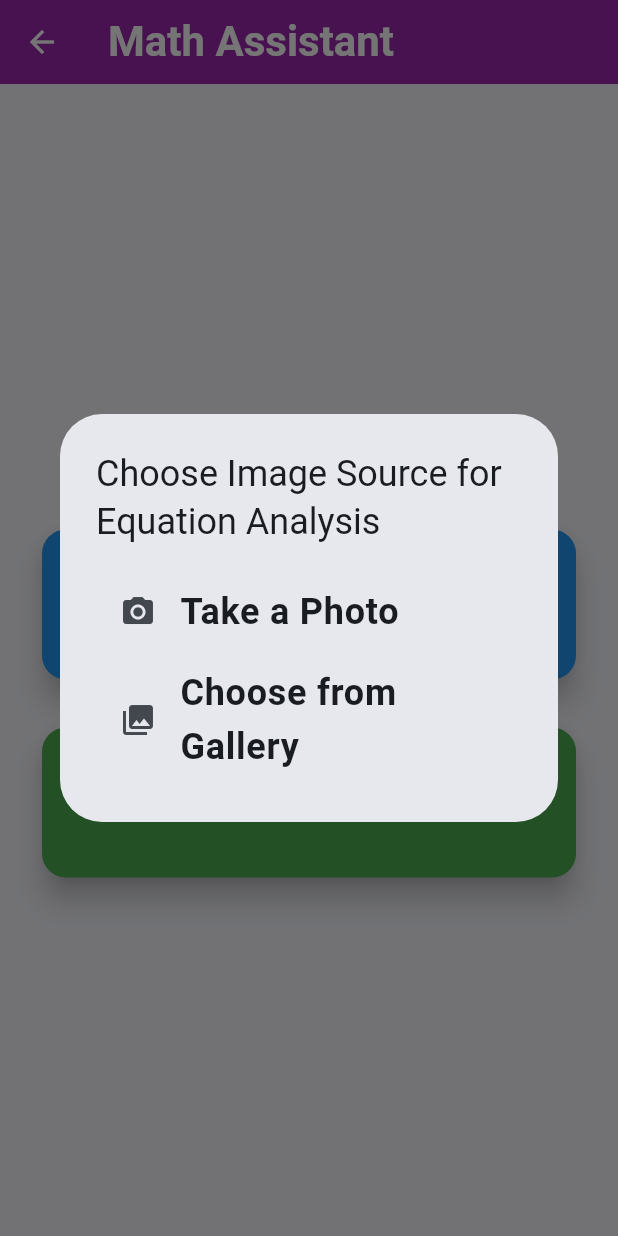
After one commit to AshwinKumarBV-git/Hackathon2025, a Flutter app: the MathScreen screen opened directly, after a tap on "Analyze Math Equation", on a phone screen of 412 x 824 dp. The commit adds this screen. Run offline on Flutter 3.47's test engine with Material 3 defaults, Android fonts, the light colour scheme and no system bars; our stand-ins replace file_picker, flutter_tts, image_picker, vibration.

Commit message:
added a new screen for analyzing math equations and plots

```diff
--- /dev/null
+++ b/myapp/lib/math_screen.dart
@@ -0,0 +1,584 @@
+import 'package:flutter/material.dart';
+import 'package:flutter_tts/flutter_tts.dart';
+import 'package:image_picker/image_picker.dart';
+import 'dart:io';
+import 'package:vibration/vibration.dart';
+import 'package:http/http.dart' as http;
+import 'dart:convert';
+import 'services/api_service.dart';
+
+class MathScreen extends StatefulWidget {
+  const MathScreen({super.key});
+
+  @override
+  State<MathScreen> createState() => _MathScreenState();
+}
+
+class _MathScreenState extends State<MathScreen> {
+  final FlutterTts _flutterTts = FlutterTts();
+  final ImagePicker _picker = ImagePicker();
+
+  // Image files for equation and plot
+  File? _equationImage;
+  File? _plotImage;
+
+  // Loading state indicators
+  bool _isEquationLoading = false;
+  bool _isPlotLoading = false;
+  bool _isProcessing = false;
+  bool _isSpeaking = false;
+
+  // Response data
+  String _responseText = '';
+  bool _hasResponse = false;
+
+  // TTS settings
+  double _speechRate = 0.5;
+  double _speechPitch = 1.0;
+
+  @override
+  void initState() {
+    super.initState();
+    _initTts();
+
+    WidgetsBinding.instance.addPostFrameCallback((_) {
+      _speak("Math Assistant screen opened. You can analyze math equations or plots from images.");
+    });
+  }
+
+  Future<void> _initTts() async {
+    try {
+      print("Initializing TTS...");
+      await _flutterTts.setLanguage("en-US");
+      await _flutterTts.setSpeechRate(_speechRate);
+      await _flutterTts.setVolume(1.0);
+      await _flutterTts.setPitch(_speechPitch);
+
+      // Add TTS completion and error handlers
+      _flutterTts.setCompletionHandler(() {
+        setState(() => _isSpeaking = false);
+        print("TTS completed");
+      });
+
+      _flutterTts.setErrorHandler((msg) {
+        setState(() => _isSpeaking = false);
+        print("TTS error: $msg");
+      });
+
+      // Set start handler
+      _flutterTts.setStartHandler(() {
+        setState(() => _isSpeaking = true);
+      });
+
+      print("TTS initialized successfully");
+    } catch (e) {
+      print("TTS initialization error: $e");
+    }
+  }
+
+  Future<void> _speak(String text) async {
+    try {
+      print("Speaking text: $text");
+      await _flutterTts.stop();
+      await _flutterTts.setSpeechRate(_speechRate);
+      await _flutterTts.setPitch(_speechPitch);
+      await _flutterTts.speak(text);
+      setState(() => _isSpeaking = true);
+    } catch (e) {
+      print("TTS Error: $e");
+    }
+  }
+
+  Future<void> _stopSpeaking() async {
+    if (_isSpeaking) {
+      await _flutterTts.stop();
+      setState(() => _isSpeaking = false);
+    }
+  }
+
+  Future<void> _adjustSpeechRate(double rate) async {
+    setState(() => _speechRate = rate);
+    await _flutterTts.setSpeechRate(rate);
+    if (_isSpeaking) {
+      // Restart speaking with new rate
+      await _flutterTts.stop();
+      await _speak(_responseText);
+    }
+  }
+
+  // Method to show image source selection dialog
+  Future<ImageSource?> _showImageSourceDialog(String purpose) async {
+    _speak("Would you like to use the camera or select from gallery?");
+
+    return showDialog<ImageSource>(
+      context: context,
+      builder: (BuildContext context) {
+        return AlertDialog(
+          semanticLabel: "Choose image source for $purpose",
+          title: Text("Choose Image Source for $purpose"),
+          content: Column(
+            mainAxisSize: MainAxisSize.min,
+            children: [
+              Semantics(
+                button: true,
+                label: "Use Camera",
+                child: ListTile(
+                  leading: const Icon(Icons.camera_alt),
+                  title: const Text("Take a Photo"),
+                  onTap: () {
+                    Navigator.of(context).pop(ImageSource.camera);
+                  },
+                ),
+              ),
+              Semantics(
+                button: true,
+                label: "Select from Gallery",
+                child: ListTile(
+                  leading: const Icon(Icons.photo_library),
+                  title: const Text("Choose from Gallery"),
+                  onTap: () {
+                    Navigator.of(context).pop(ImageSource.gallery);
+                  },
+                ),
+              ),
+            ],
+          ),
+        );
+      },
+    );
+  }
+
+  // Method to analyze math image with the backend API
+  Future<void> _analyzeMathImage(File imageFile, String type) async {
+    try {
+      // Clear any previous response data
+      setState(() {
+        _isProcessing = true;
+        _responseText = '';
+        _hasResponse = false;
+        _stopSpeaking();
+      });
+
+      _speak("Processing ${type.toLowerCase()} image. Please wait...");
+
+      // Define the API endpoint based on image type
+      final String endpoint = type == "Equation"
+          ? '${ApiService.baseUrl}/process-math-image'
+          : '${ApiService.baseUrl}/process-plot-image';
+
+      print("Sending request to: $endpoint");
+
+      // Create multipart request
+      var request = http.MultipartRequest('POST', Uri.parse(endpoint));
+
+      // Add the image file
+      request.files.add(
+        await http.MultipartFile.fromPath(
+          'file',
+          imageFile.path,
+          filename: '${type.toLowerCase()}_image.jpg',
+        ),
+      );
+
+      // Send the request
+      var streamedResponse = await request.send();
+      var response = await http.Response.fromStream(streamedResponse);
+
+      print("Response status: ${response.statusCode}");
+      print("Response body: ${response.body}");
+
+      setState(() {
+        _isProcessing = false;
+      });
+
+      if (response.statusCode == 200) {
+        try {
+          // Parse the JSON response
+          final Map<String, dynamic> data = jsonDecode(response.body);
+          final String explanation = data['explanation'] ?? 'No explanation provided';
+
+          setState(() {
+            _responseText = explanation;
+            _hasResponse = true;
+          });
+
+          // Provide haptic and auditory feedback for success
+          if (await Vibration.hasVibrator() ?? false) {
+            Vibration.vibrate(pattern: [0, 100, 50, 100]);
+          }
+
+          // Add a slight delay before speaking to ensure UI is updated
+          await Future.delayed(const Duration(milliseconds: 300));
+
+          // Speak the explanation
+          _speak("Analysis complete. $explanation");
+
+        } catch (e) {
+          setState(() {
+            _responseText = "Error parsing response: $e";
+            _hasResponse = true;
+          });
+          _speak("There was a problem understanding the server's response.");
+          print("JSON parsing error: $e");
+        }
+      } else {
+        setState(() {
+          _responseText = "Error ${response.statusCode}: ${response.reasonPhrase}";
+          _hasResponse = true;
+        });
+        _speak("There was a problem with the server. Please try again later.");
+      }
+    } catch (e) {
+      setState(() {
+        _isProcessing = false;
+        _responseText = "Network error: $e";
+        _hasResponse = true;
+      });
+      _speak("Connection error. Please check your internet connection and try again.");
+      print("Network error: $e");
+    }
+  }
+
+  // Method to pick equation image
+  Future<void> _pickEquationImage() async {
+    try {
+      final ImageSource? source = await _showImageSourceDialog("Equation Analysis");
+
+      if (source == null) {
+        _speak("Image selection cancelled");
+        return;
+      }
+
+      setState(() {
+        _isEquationLoading = true;
+      });
+
+      final XFile? image = await _picker.pickImage(
+        source: source,
+        imageQuality: 90,
+      );
+
+      setState(() {
+        _isEquationLoading = false;
+      });
+
+      if (image != null) {
+        setState(() {
+          _equationImage = File(image.path);
+          _plotImage = null; // Clear the other image if any
+        });
+        _speak("Equation image selected successfully.");
+
+        // Provide haptic feedback
+        if (await Vibration.hasVibrator() ?? false) {
+          Vibration.vibrate(duration: 200);
+        }
+
+        // Process the equation image with the backend
+        await _analyzeMathImage(_equationImage!, "Equation");
+      } else {
+        _speak("No image selected.");
+      }
+    } catch (e) {
+      setState(() {
+        _isEquationLoading = false;
+      });
+      _speak("Error selecting image: $e");
+      print("Error picking equation image: $e");
+    }
+  }
+
+  // Method to pick plot image
+  Future<void> _pickPlotImage() async {
+    try {
+      final ImageSource? source = await _showImageSourceDialog("Plot Analysis");
+
+      if (source == null) {
+        _speak("Image selection cancelled");
+        return;
+      }
+
+      setState(() {
+        _isPlotLoading = true;
+      });
+
+      final XFile? image = await _picker.pickImage(
+        source: source,
+        imageQuality: 90,
+      );
+
+      setState(() {
+        _isPlotLoading = false;
+      });
+
+      if (image != null) {
+        setState(() {
+          _plotImage = File(image.path);
+          _equationImage = null; // Clear the other image if any
+        });
+        _speak("Plot image selected successfully.");
+
+        // Provide haptic feedback
+        if (await Vibration.hasVibrator() ?? false) {
+          Vibration.vibrate(duration: 200);
+        }
+
+        // Process the plot image with the backend
+        await _analyzeMathImage(_plotImage!, "Plot");
+      } else {
+        _speak("No image selected.");
+      }
+    } catch (e) {
+      setState(() {
+        _isPlotLoading = false;
+      });
+      _speak("Error selecting image: $e");
+      print("Error picking plot image: $e");
+    }
+  }
+
+  Widget _buildAccessibleButton({
+    required String text,
+    required IconData icon,
+    required Color color,
+    required VoidCallback? onPressed,
+    required String semanticLabel,
+    required String semanticHint,
+    bool isLoading = false,
+  }) {
+    return Padding(
+      padding: const EdgeInsets.symmetric(vertical: 16.0, horizontal: 16.0),
+      child: SizedBox(
+        width: double.infinity,
+        height: 100,
+        child: Semantics(
+          label: semanticLabel,
+          hint: semanticHint,
+          button: true,
+          enabled: !isLoading && onPressed != null,
+          onTap: isLoading ? () {} : onPressed ?? () {},
+          child: ElevatedButton(
+            onPressed: isLoading ? null : onPressed,
+            style: ElevatedButton.styleFrom(
+              backgroundColor: color,
+              foregroundColor: Colors.white,
+              shape: RoundedRectangleBorder(
+                borderRadius: BorderRadius.circular(16),
+              ),
+              elevation: 8,
+            ),
+            child: isLoading
+                ? const CircularProgressIndicator(color: Colors.white)
+                : Row(
+                    mainAxisAlignment: MainAxisAlignment.center,
+                    children: [
+                      Icon(icon, size: 32),
+                      const SizedBox(width: 12),
+                      Flexible(
+                        child: Text(
+                          text,
+                          style: const TextStyle(
+                            fontSize: 22,
+                            fontWeight: FontWeight.bold,
+                          ),
+                          overflow: TextOverflow.ellipsis,
+                        ),
+                      ),
+                    ],
+                  ),
+          ),
+        ),
+      ),
+    );
+  }
+
+  @override
+  Widget build(BuildContext context) {
+    return Scaffold(
+      appBar: AppBar(
+        title: const Text(
+          "Math Assistant",
+          style: TextStyle(fontSize: 28, fontWeight: FontWeight.bold),
+        ),
+        backgroundColor: Colors.purple,
+        foregroundColor: Colors.white,
+      ),
+      body: SafeArea(
+        child: Container(
+          padding: const EdgeInsets.all(12.0),
+          child: Column(
+            mainAxisAlignment: MainAxisAlignment.center,
+            crossAxisAlignment: CrossAxisAlignment.center,
+            children: [
+              Semantics(
+                header: true,
+                label: 'Math Assistant Options',
+                child: const Text(
+                  'Choose an option:',
+                  style: TextStyle(
+                    fontSize: 24,
+                    fontWeight: FontWeight.bold,
+                  ),
+                  textAlign: TextAlign.center,
+                ),
+              ),
+              const SizedBox(height: 24),
+              _buildAccessibleButton(
+                text: "Analyze Math Equation",
+                icon: Icons.functions,
+                color: Colors.blue,
+                isLoading: _isEquationLoading || (_isProcessing && _equationImage != null),
+                onPressed: _isProcessing ? null : () { _pickEquationImage(); },
+                semanticLabel: 'Button: Analyze Math Equation Image',
+                semanticHint: 'Select or capture an image of a mathematical equation for analysis',
+              ),
+              _buildAccessibleButton(
+                text: "Analyze Math Plot",
+                icon: Icons.insert_chart,
+                color: Colors.green,
+                isLoading: _isPlotLoading || (_isProcessing && _plotImage != null),
+                onPressed: _isProcessing ? null : () { _pickPlotImage(); },
+                semanticLabel: 'Button: Analyze Math Plot Image',
+                semanticHint: 'Select or capture an image of a mathematical plot or graph for analysis',
+              ),
+
+              // Processing indicator
+              if (_isProcessing)
+                Padding(
+                  padding: const EdgeInsets.symmetric(vertical: 16.0),
+                  child: Column(
+                    children: [
+                      const CircularProgressIndicator(
+                        valueColor: AlwaysStoppedAnimation<Color>(Colors.purple),
+                      ),
+                      const SizedBox(height: 12),
+                      Text(
+                        _equationImage != null
+                            ? "Processing equation..."
+                            : "Processing plot...",
+                        style: const TextStyle(
+                          fontSize: 16,
+                          fontWeight: FontWeight.bold,
+                          color: Colors.purple,
+                        ),
+                      ),
+                    ],
+                  ),
+                ),
+
+              // Response display
+              if (_hasResponse && _responseText.isNotEmpty)
+                Expanded(
+                  child: Padding(
+                    padding: const EdgeInsets.only(top: 16.0),
+                    child: Card(
+                      elevation: 4,
+                      shape: RoundedRectangleBorder(
+                        borderRadius: BorderRadius.circular(16),
+                      ),
+                      child: Padding(
+                        padding: const EdgeInsets.all(16.0),
+                        child: Column(
+                          crossAxisAlignment: CrossAxisAlignment.start,
+                          children: [
+                            Semantics(
+                              label: _equationImage != null
+                                  ? 'Equation Analysis Result'
+                                  : 'Plot Analysis Result',
+                              header: true,
+                              child: Text(
+                                _equationImage != null
+                                    ? "Equation Analysis"
+                                    : "Plot Analysis",
+                                style: const TextStyle(
+                                  fontSize: 18,
+                                  fontWeight: FontWeight.bold,
+                                  color: Colors.purple,
+                                ),
+                              ),
+                            ),
+                            const SizedBox(height: 8),
+                            Expanded(
+                              child: SingleChildScrollView(
+                                child: Semantics(
+                                  label: 'Analysis result',
+                                  child: SelectableText(
+                                    _responseText,
+                                    style: const TextStyle(
+                                      fontSize: 16,
+                                    ),
+                                  ),
+                                ),
+                              ),
+                            ),
+                            // Speech controls
+                            Padding(
+                              padding: const EdgeInsets.only(top: 8.0),
+                              child: Column(
+                                children: [
+                                  // Speech rate slider
+                                  Semantics(
+                                    label: 'Adjust speech rate',
+                                    slider: true,
+                                    value: "Speech rate: ${(_speechRate * 100).round()}%",
+                                    child: Row(
+                                      children: [
+                                        const Icon(Icons.speed, size: 20),
+                                        const SizedBox(width: 8),
+                                        Expanded(
+                                          child: Slider(
+                                            value: _speechRate,
+                                            min: 0.25,
+                                            max: 1.0,
+                                            divisions: 15,
+                                            label: "Speed: ${(_speechRate * 100).round()}%",
+                                            onChanged: (value) => _adjustSpeechRate(value),
+                                          ),
+                                        ),
+                                      ],
+                                    ),
+                                  ),
+                                  // Playback controls
+                                  Row(
+                                    mainAxisAlignment: MainAxisAlignment.end,
+                                    children: [
+                                      if (_isSpeaking)
+                                        IconButton(
+                                          icon: const Icon(Icons.stop_circle),
+                                          onPressed: () { _stopSpeaking(); },
+                                          tooltip: 'Stop speaking',
+                                          color: Colors.red,
+                                        ),
+                                      const SizedBox(width: 8),
+                                      TextButton.icon(
+                                        onPressed: () { _speak(_responseText); },
+                                        icon: const Icon(Icons.volume_up),
+                                        label: const Text("Read Explanation"),
+                                        style: TextButton.styleFrom(
+                                          foregroundColor: Colors.purple,
+                                        ),
+                                      ),
+                                    ],
+                                  ),
+                                ],
+                              ),
+                            ),
+                          ],
+                        ),
+                      ),
+                    ),
+                  ),
+                ),
+            ],
+          ),
+        ),
+      ),
+    );
+  }
+
+  @override
+  void dispose() {
+    _flutterTts.stop();
+    super.dispose();
+  }
+}
```
Also changed, not shown: myapp/lib/main.dart (+61 -3 lines), 1 other file.
